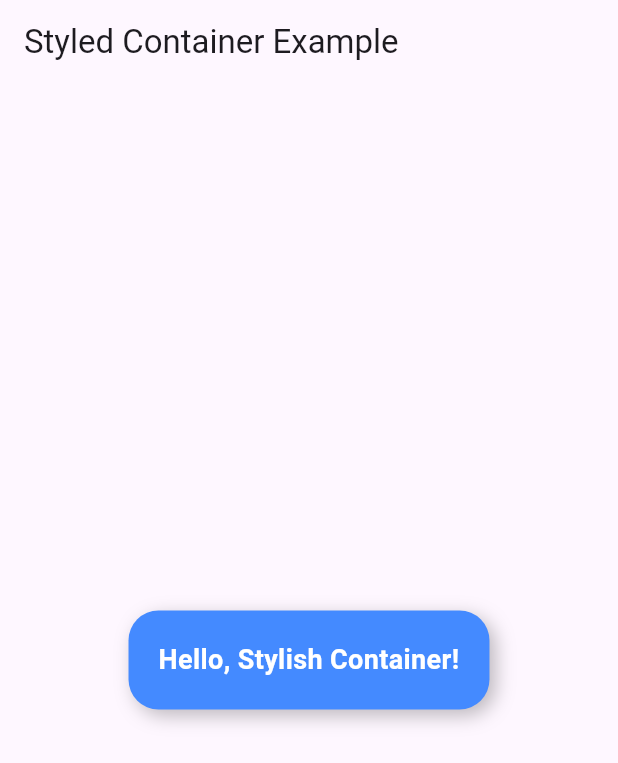
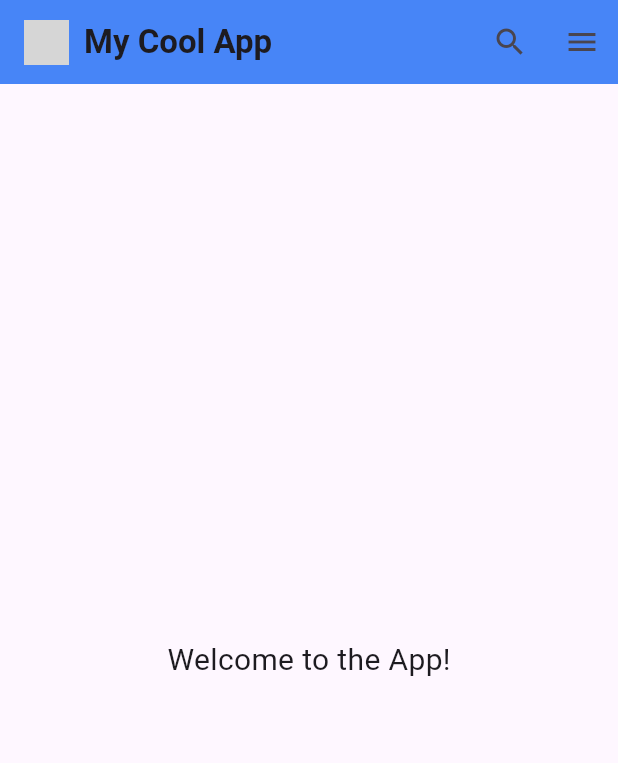
Before and after one commit to MondiraDey/flutter_application_4, a Flutter app: the screen it shows after launch, on a phone screen of 412 x 824 dp. Shown: the top 763 px of the screen. Run offline on Flutter 3.47's test engine with Material 3 defaults, Android fonts, the phone set to English and light mode, and no system bars; grey boxes are pictures that could not be loaded.

Commit message:
M_mart13

```diff
--- a/lib/main.dart
+++ b/lib/main.dart
@@ -8,36 +8,58 @@ class MyApp extends StatelessWidget {
   @override
   Widget build(BuildContext context) {
     return MaterialApp(
-      title: 'Styled Container',
-      home: Scaffold(
-        appBar: AppBar(
-          title: Text('Styled Container Example'),
+      title: 'Custom AppBar Demo',
+      theme: ThemeData(
+        primarySwatch: Colors.blue,
+      ),
+      home: HomePage(),
+      debugShowCheckedModeBanner: false,
+    );
+  }
+}
+
+class HomePage extends StatelessWidget {
+  @override
+  Widget build(BuildContext context) {
+    return Scaffold(
+      appBar: AppBar(
+        backgroundColor: Colors.blueAccent,
+        elevation: 4,
+        title: Row(
+          mainAxisAlignment: MainAxisAlignment.start,
+          children: [
+            Image.asset(
+              'assets/logo.png',
+              height: 30,
+            ),
+            SizedBox(width: 10),
+            Text(
+              'My Cool App',
+              style: TextStyle(fontWeight: FontWeight.bold),
+            ),
+          ],
         ),
-        body: Center(
-          child: Container(
-            padding: EdgeInsets.all(20),
-            margin: EdgeInsets.all(16),
-            decoration: BoxDecoration(
-              color: Colors.blueAccent, // background color
-              borderRadius: BorderRadius.circular(20), // rounded corners
-              boxShadow: [
-                BoxShadow(
-                  color: Colors.black26,
-                  blurRadius: 10,
-                  offset: Offset(4, 4),
-                ),
-              ],
-            ),
-            child: Text(
-              'Hello, Stylish Container!',
-              style: TextStyle(
-                color: Colors.white,
-                fontSize: 18,
-                fontWeight: FontWeight.w600,
-              ),
-              textAlign: TextAlign.center,
-            ),
+        actions: [
+          IconButton(
+            icon: Icon(Icons.search),
+            onPressed: () {
+              // Add search functionality here
+              print("Search tapped");
+            },
           ),
+          IconButton(
+            icon: Icon(Icons.menu),
+            onPressed: () {
+              // Add menu functionality here
+              print("Menu tapped");
+            },
+          ),
+        ],
+      ),
+      body: Center(
+        child: Text(
+          'Welcome to the App!',
+          style: TextStyle(fontSize: 20),
         ),
       ),
     );
```
